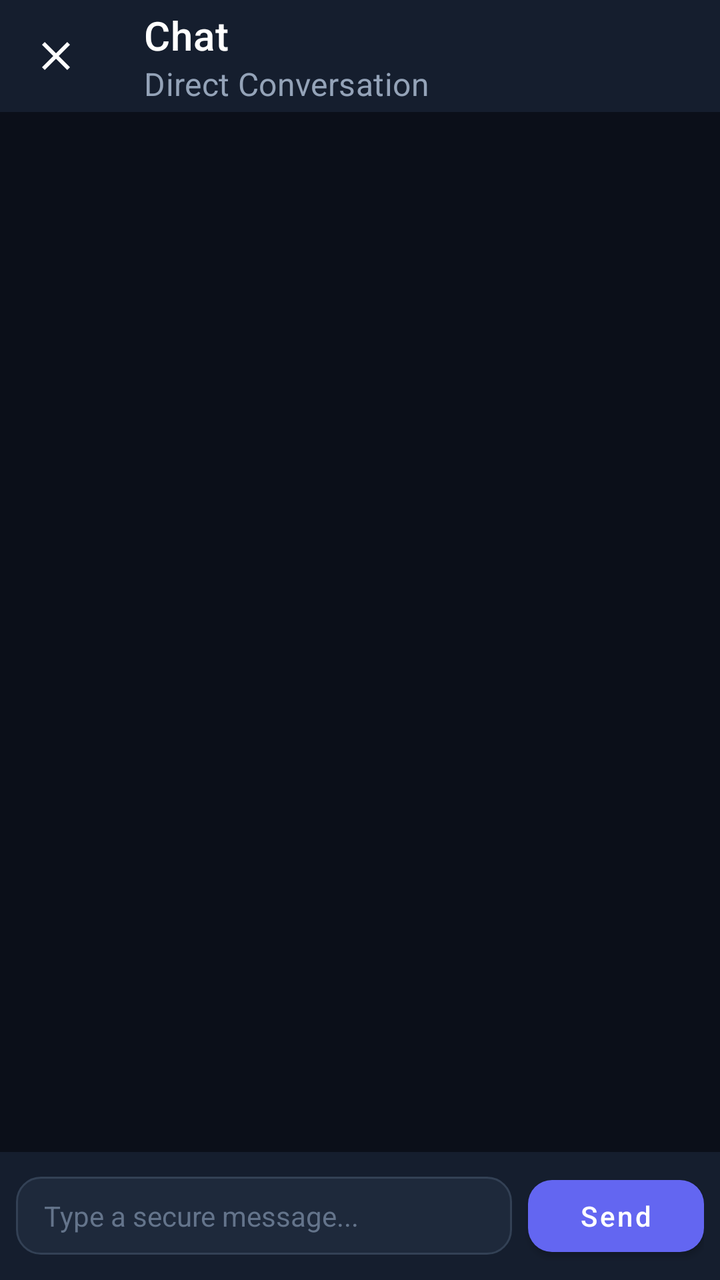
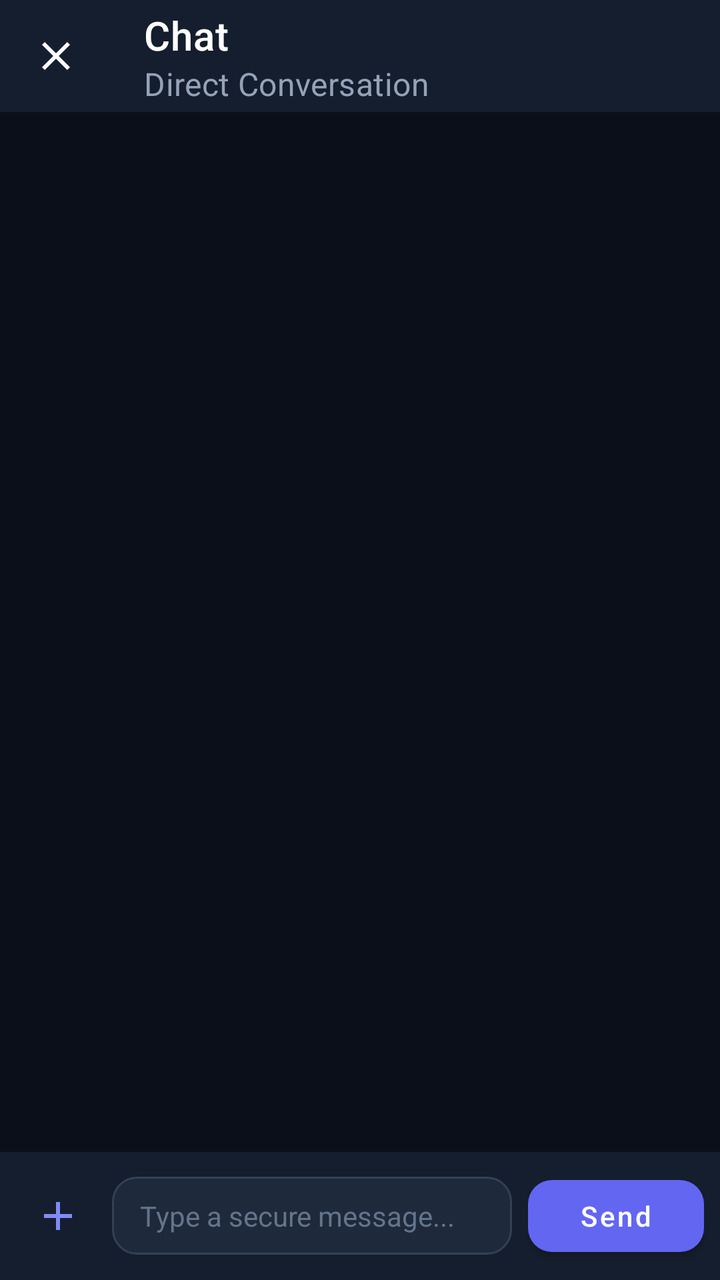

Before-and-after screenshots of an Android layout around one commit, followed by the original layout XML and the change that was made.
<!-- AndroidManifest.xml: application theme Theme.Nexa -->
<!-- res/layout/activity_chat.xml -->
<?xml version="1.0" encoding="utf-8"?>
<LinearLayout xmlns:android="http://schemas.android.com/apk/res/android"
    xmlns:app="http://schemas.android.com/apk/res-auto"
    xmlns:tools="http://schemas.android.com/tools"
    android:layout_width="match_parent"
    android:layout_height="match_parent"
    android:background="#0B0F19"
    android:orientation="vertical">

    
    <androidx.appcompat.widget.Toolbar
        android:id="@+id/toolbar"
        android:layout_width="match_parent"
        android:layout_height="?attr/actionBarSize"
        android:background="#151E2E"
        app:navigationIcon="@drawable/ic_close"
        app:subtitle="Direct Conversation"
        app:subtitleTextColor="#94A3B8"
        app:title="Chat"
        app:titleTextColor="#FFFFFF" />

    
    <TextView
        android:id="@+id/tvTypingIndicator"
        android:layout_width="match_parent"
        android:layout_height="wrap_content"
        android:background="#1F2937"
        android:paddingHorizontal="16dp"
        android:paddingVertical="4dp"
        android:text="User is typing..."
        android:textColor="#818CF8"
        android:textSize="12sp"
        android:textStyle="italic"
        android:visibility="gone" />

    
    <androidx.recyclerview.widget.RecyclerView
        android:id="@+id/rvMessages"
        android:layout_width="match_parent"
        android:layout_height="0dp"
        android:layout_weight="1"
        android:clipToPadding="false"
        android:padding="12dp"
        tools:listitem="@layout/item_message_sent" />

    
    <LinearLayout
        android:layout_width="match_parent"
        android:layout_height="wrap_content"
        android:background="#151E2E"
        android:gravity="center_vertical"
        android:orientation="horizontal"
        android:padding="8dp">

        <EditText
            android:id="@+id/etMessage"
            android:layout_width="0dp"
            android:layout_height="wrap_content"
            android:layout_weight="1"
            android:background="@drawable/bg_input_field"
            android:hint="Type a secure message..."
            android:inputType="textMultiLine"
            android:maxLines="4"
            android:paddingHorizontal="14dp"
            android:paddingVertical="10dp"
            android:textColor="#FFFFFF"
            android:textColorHint="#64748B"
            android:textSize="14sp" />

        <com.google.android.material.button.MaterialButton
            android:id="@+id/btnSend"
            android:layout_width="wrap_content"
            android:layout_height="wrap_content"
            android:layout_marginStart="8dp"
            android:text="Send"
            android:textAllCaps="false"
            app:backgroundTint="#6366F1"
            app:cornerRadius="12dp" />
    </LinearLayout>
</LinearLayout>
<!-- res/layout/item_message_sent.xml (included above) -->
<?xml version="1.0" encoding="utf-8"?>
<LinearLayout xmlns:android="http://schemas.android.com/apk/res/android"
    android:layout_width="match_parent"
    android:layout_height="wrap_content"
    android:gravity="end"
    android:orientation="vertical"
    android:paddingVertical="4dp"
    android:paddingHorizontal="8dp">

    <LinearLayout
        android:id="@+id/bubbleLayout"
        android:layout_width="wrap_content"
        android:layout_height="wrap_content"
        android:layout_marginStart="56dp"
        android:background="#4F46E5"
        android:orientation="vertical"
        android:paddingHorizontal="14dp"
        android:paddingVertical="10dp">

        <TextView
            android:id="@+id/tvContent"
            android:layout_width="wrap_content"
            android:layout_height="wrap_content"
            android:text="Sent message content"
            android:textColor="#FFFFFF"
            android:textSize="14sp" />

        <LinearLayout
            android:layout_width="wrap_content"
            android:layout_height="wrap_content"
            android:layout_gravity="end"
            android:layout_marginTop="4dp"
            android:gravity="center_vertical"
            android:orientation="horizontal">

            <TextView
                android:id="@+id/tvReadStatus"
                android:layout_width="wrap_content"
                android:layout_height="wrap_content"
                android:layout_marginEnd="6dp"
                android:text="✓✓ Read"
                android:textColor="#6EE7B7"
                android:textSize="10sp"
                android:textStyle="bold"
                android:visibility="gone" />

            <TextView
                android:id="@+id/tvTime"
                android:layout_width="wrap_content"
                android:layout_height="wrap_content"
                android:text="Just now"
                android:textColor="#C7D2FE"
                android:textSize="10sp" />
        </LinearLayout>
    </LinearLayout>
</LinearLayout>
<!-- resources referenced by this layout -->
<resources>
  <!-- drawable bg_input_field (drawable) -->
  <?xml version="1.0" encoding="utf-8"?>
  <shape xmlns:android="http://schemas.android.com/apk/res/android"
      android:shape="rectangle">
      <solid android:color="#1E293B" />
      <corners android:radius="12dp" />
      <stroke
          android:width="1dp"
          android:color="#334155" />
  </shape>
  <!-- drawable ic_close (drawable) -->
  <vector xmlns:android="http://schemas.android.com/apk/res/android"
      android:width="24dp"
      android:height="24dp"
      android:viewportWidth="24"
      android:viewportHeight="24">
      <path
          android:fillColor="#FFFFFFFF"
          android:pathData="M19,6.41L17.59,5 12,10.59 6.41,5 5,6.41 10.59,12 5,17.59 6.41,19 12,13.41 17.59,19 19,17.59 13.41,12z" />
  </vector>
  <style name="Theme.Nexa" parent="Theme.MaterialComponents.DayNight.NoActionBar">
          
          <item name="colorPrimary">@color/brand_primary</item>
          <item name="colorPrimaryVariant">@color/brand_primary_dark</item>
          <item name="colorOnPrimary">@color/text_white</item>
          
          <item name="colorSecondary">@color/brand_cyan</item>
          <item name="colorSecondaryVariant">@color/brand_emerald</item>
          <item name="colorOnSecondary">@color/text_white</item>
          
          <item name="android:windowBackground">@color/background_light</item>
          <item name="colorSurface">@color/background_card_day</item>
          <item name="colorOnSurface">@color/text_dark_primary</item>
          <item name="colorOnBackground">@color/text_dark_primary</item>
          <item name="android:textColorPrimary">@color/text_dark_primary</item>
          <item name="android:textColorSecondary">@color/text_dark_secondary</item>
          <item name="android:statusBarColor">@color/background_light</item>
          <item name="android:windowLightStatusBar">true</item>
          <item name="android:navigationBarColor">@color/background_card_day</item>
      </style>
  <color name="brand_primary">#6366F1</color>
  <color name="brand_primary_dark">#4F46E5</color>
  <color name="text_white">#FFFFFF</color>
  <color name="brand_cyan">#06B6D4</color>
  <color name="brand_emerald">#10B981</color>
  <color name="background_light">#F8FAFC</color>
  <color name="background_card_day">#FFFFFF</color>
  <color name="text_dark_primary">#0F172A</color>
  <color name="text_dark_secondary">#475569</color>
</resources>

<!-- the commit's change to res/layout/activity_chat.xml (unified diff, before → after) -->
@@ -51,6 +51,17 @@
         android:gravity="center_vertical"
         android:orientation="horizontal"
         android:padding="8dp">
+
+        <ImageButton
+            android:id="@+id/btnAddAttachment"
+            android:layout_width="42dp"
+            android:layout_height="42dp"
+            android:layout_marginEnd="6dp"
+            android:background="?attr/selectableItemBackgroundBorderless"
+            android:contentDescription="Add attachment"
+            android:padding="8dp"
+            android:src="@drawable/ic_add"
+            app:tint="#818CF8" />
 
         <EditText
             android:id="@+id/etMessage"
<!-- resource entries referenced after the edit -->
@@ -10,6 +10,16 @@
           android:width="1dp"
           android:color="#334155" />
   </shape>
+  <!-- drawable ic_add (drawable) -->
+  <vector xmlns:android="http://schemas.android.com/apk/res/android"
+      android:width="24dp"
+      android:height="24dp"
+      android:viewportWidth="24"
+      android:viewportHeight="24">
+      <path
+          android:fillColor="#FFFFFFFF"
+          android:pathData="M19,13h-6v6h-2v-6H5v-2h6V5h2v6h6v2z" />
+  </vector>
   <!-- drawable ic_close (drawable) -->
   <vector xmlns:android="http://schemas.android.com/apk/res/android"
       android:width="24dp"
